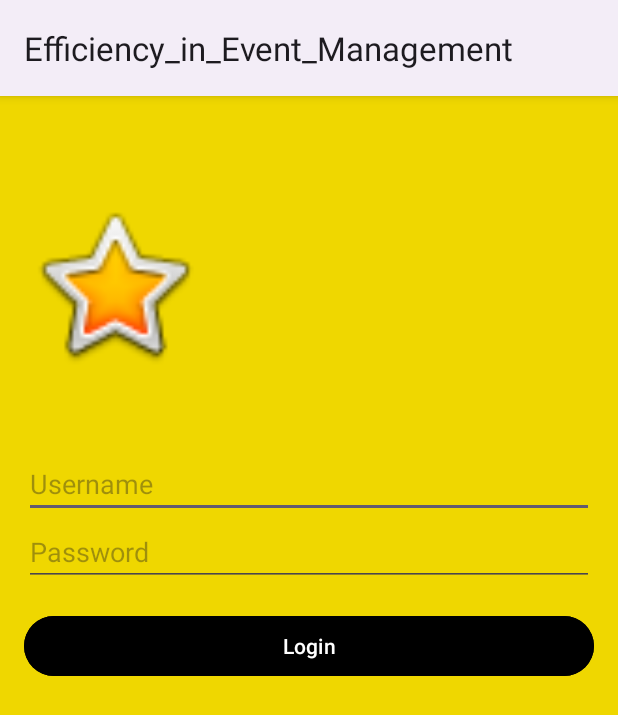
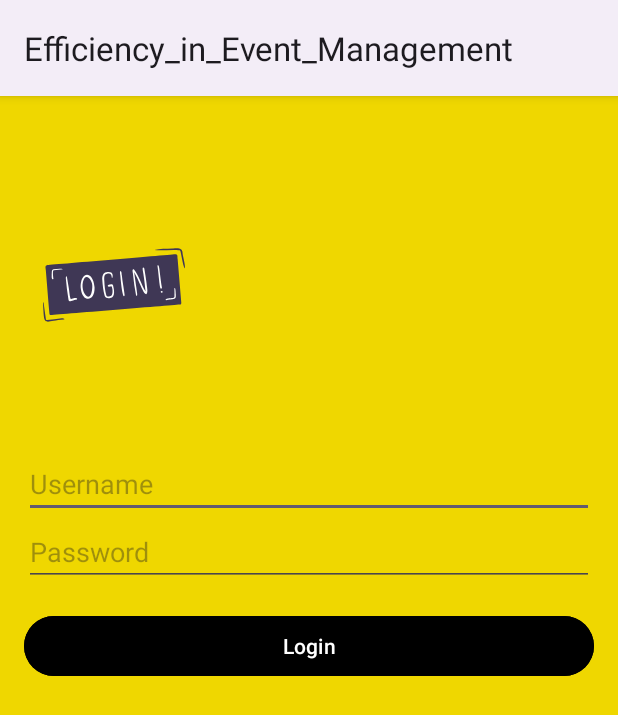
Before and after one commit to Carllos22/Efficiency-in-Event-Management, an Android app: the screen it shows after launch (LoginActivity), on a phone screen of 412 x 824 dp. Shown: the top 715 px of the screen. Run offline under Robolectric (Android 15) with nearby library versions, the phone set to English and light mode, and no system bars.

Commit message:
WIP: Se cambian logos

```diff
--- /dev/null
+++ b/app/src/main/res/drawable/ic_login.xml
@@ -0,0 +1,45 @@
+<vector xmlns:android="http://schemas.android.com/apk/res/android"
+    android:width="800dp"
+    android:height="800dp"
+    android:viewportWidth="500"
+    android:viewportHeight="500">
+  <path
+      android:pathData="M436.92,299.04c0.14,3.53 -1.2,5.08 -4.34,5.34c-0.17,0.01 -351.5,28.99 -359.91,29.21c-1.38,-0.74 -1.89,-2.01 -2.02,-3.47c-1.09,-12.46 -2.2,-24.92 -3.23,-37.39c-2.25,-27.48 -4.42,-54.96 -6.69,-82.44c0.37,-4.95 -4.21,-14.72 3.34,-15.37c0.11,-0.01 356.84,-30.06 356.96,-30.07c6.98,-0.56 4.74,8.59 5.73,13.05C430.11,218.21 433.45,258.79 436.92,299.04z"
+      android:fillColor="#3F3755"/>
+  <path
+      android:pathData="M412.53,148.53c11.77,0.39 27.88,-4.51 27.98,13.85c0.41,6.17 10.71,41.08 5.01,41.31c-5.38,-14.61 -6.86,-30.74 -10.59,-45.93c-0.78,-3.82 -1.33,-4.28 -5.25,-4.58c-22.26,-1.74 -45.92,1.88 -67.55,-0.1C377.61,148.28 394.43,149.78 412.53,148.53z"
+      android:fillColor="#3F3756"/>
+  <path
+      android:pathData="M52.87,303.73c0.34,-1.04 -0.8,-5.03 0.66,-5.93c0.73,-0.08 0.75,0.83 0.88,1.41c2.57,14.98 3.73,30.18 6.34,45.17c0.46,2.77 0.71,2.96 3.55,2.89c13.65,-0.93 27.16,-3.45 40.76,-5.02c2.38,-0.95 10.82,1.99 5.27,3.89C52.1,350.94 56.99,367.97 52.87,303.73z"
+      android:fillColor="#3F3756"/>
+  <path
+      android:pathData="M337.72,267.82c-5.58,-61.76 -11.43,-63.81 -5.92,-66.24c2.38,0.16 2.39,3.3 2.83,5.07c2.45,13.27 4.28,26.63 6.01,40.01c0.11,6.99 5.56,25.13 -1.25,28.96c-6.32,-0.5 -13.69,-21.26 -16.86,-27.08c-4.91,-11.54 -10.26,-23.19 -16.5,-33.96c9.14,65.5 10.15,63.69 6.89,65.4c-1.15,0.06 -1.54,-0.78 -1.74,-1.72c-3.76,-18.99 -6.32,-38.22 -8.39,-57.47c0.27,-3.55 -4.47,-16.72 2.8,-13.78C320.02,224.96 325.42,248.47 337.72,267.82z"
+      android:fillColor="#FEFEFE"/>
+  <path
+      android:pathData="M196.05,257.01c1.33,38.62 -32.16,43.1 -37.87,5.18c-3.48,-14.84 3.37,-49.74 24.62,-38.09C192.25,231.02 195.33,247.83 196.05,257.01z"
+      android:fillColor="#FEFEFE"/>
+  <path
+      android:pathData="M223.07,237.97c0.64,13.71 2.08,27.48 5.53,40.76c1.54,5.49 9.92,3.05 13.7,1.14c5.59,-4.7 4.01,-21.41 0.56,-26.29c-3.01,0.52 -8.69,3.42 -10.26,-0.6c-0.71,-4.56 13.69,-7.31 14.73,-2.62c2.55,11.27 7.95,32.41 -7.74,35.73c-5.54,1.09 -13.15,0.85 -15.27,-5.58c-4.33,-14.49 -5.89,-29.72 -6.89,-44.77c-0.54,-8.28 1.13,-20.08 11.19,-21.43c6.82,-1.19 16.76,-1.83 17.46,7.35c0.8,1.13 -0.16,12.45 -2.05,7.86c-1.15,-10.21 -4.44,-12.83 -14.6,-10.4C221.15,220.55 223.1,231.75 223.07,237.97z"
+      android:fillColor="#FEFEFE"/>
+  <path
+      android:pathData="M116.07,230.63c0.78,-6.78 2.57,-5.01 3.19,-3.07c1.94,9.4 2.68,19.05 4.81,28.44c1.95,10.56 2.12,21.38 4.84,31.82c1.58,2.28 8.44,-1.27 11.12,-1.46c2.47,-0.38 7.07,-1.04 7.69,2.16c-0.39,4.4 -6.6,1.85 -9.19,4.18c-4.4,1.67 -13.84,5.6 -14.95,-1.5C120.15,271.15 117.89,250.88 116.07,230.63z"
+      android:fillColor="#FEFEFE"/>
+  <path
+      android:pathData="M279.59,278.61c-5.57,16.27 -11.41,-47.19 -11.65,-50.6c0.41,-4.28 -3.35,-14.34 0.2,-16.79c3.51,0.81 2.84,9.49 3.74,12.65C273.56,242.2 277.67,260.33 279.59,278.61z"
+      android:fillColor="#FEFEFE"/>
+  <path
+      android:pathData="M383.25,257.78c-6.42,15.43 -8.11,-32.79 -12.47,-60.24c-0.12,-0.9 -0.06,-1.81 1.01,-2.11C377.1,196.39 375.55,210.75 383.25,257.78z"
+      android:fillColor="#FEFEFE"/>
+  <path
+      android:pathData="M421.58,275.33c-0.03,5.01 1.58,10.77 -3.63,13.21c-7.49,2.37 -15.68,2.58 -23.44,3.5c-6.58,-4.07 14.84,-5.77 17.31,-5.98c2.24,-0.32 5.91,-0.48 6.05,-3.42c0.25,-7.68 0.24,-15.36 -0.15,-23.04C421.2,253.37 421.41,273.92 421.58,275.33z"
+      android:fillColor="#FEFEFE"/>
+  <path
+      android:pathData="M76.9,220.5c1.11,-4.88 -1.38,-12.99 5.46,-13.97c8.27,-0.98 18.22,-2.88 25.96,-0.54c-7.88,1.74 -17.31,1.13 -25.52,3.36c-4.14,-0.18 -1.7,19.21 -1.14,22.58c0.21,0.92 0.13,1.91 -0.92,2.3C75.74,233.52 77.27,224.35 76.9,220.5z"
+      android:fillColor="#FEFEFE"/>
+  <path
+      android:pathData="M382.7,271.22c-3.4,0.13 -3.97,-4.72 -0.37,-4.72C385.94,266.36 386.47,271.21 382.7,271.22z"
+      android:fillColor="#FDFDFD"/>
+  <path
+      android:pathData="M189.71,255.38c-2.63,52.65 -33.77,17.57 -25.93,-14.3C170.94,211.23 191.99,237.35 189.71,255.38z"
+      android:fillColor="#3F3756"/>
+</vector>
--- a/app/src/main/res/layout/activity_login.xml
+++ b/app/src/main/res/layout/activity_login.xml
@@ -11,7 +11,7 @@
         android:layout_width="120dp"
         android:layout_height="120dp"
         android:layout_marginVertical="50dp"
-        android:src="@android:drawable/btn_star_big_on"/>
+        android:src="@drawable/ic_login"/>
 
     <EditText
         android:id="@+id/etUsername"
```
